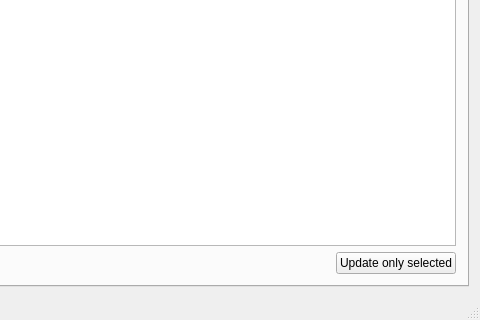
Qt form src-qt4/pc-updatecenter/mainwindow.ui (trueos/pcbsd) before a commit; both pictures show x 116 to 596 and y 141 to 461 of the 596 by 461 pixel window.
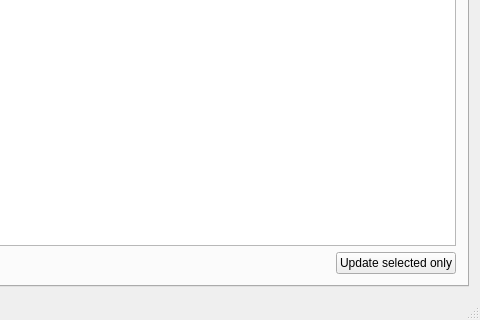
The same form after that commit. The open tabs and pages were chosen to show the change. Icons and pictures are not drawn. Custom widgets are drawn as their Qt base class.

The edit to the form file:
```diff
--- a/src-qt4/pc-updatecenter/mainwindow.ui
+++ b/src-qt4/pc-updatecenter/mainwindow.ui
@@ -473,7 +473,11 @@
           <item>
            <widget class="QPushButton" name="pushButton_7">
             <property name="text">
-             <string>Update only selected</string>
+             <string>Update selected only</string>
+            </property>
+            <property name="icon">
+             <iconset resource="res.qrc">
+              <normaloff>:/images/install.png</normaloff>:/images/install.png</iconset>
             </property>
            </widget>
           </item>
```
